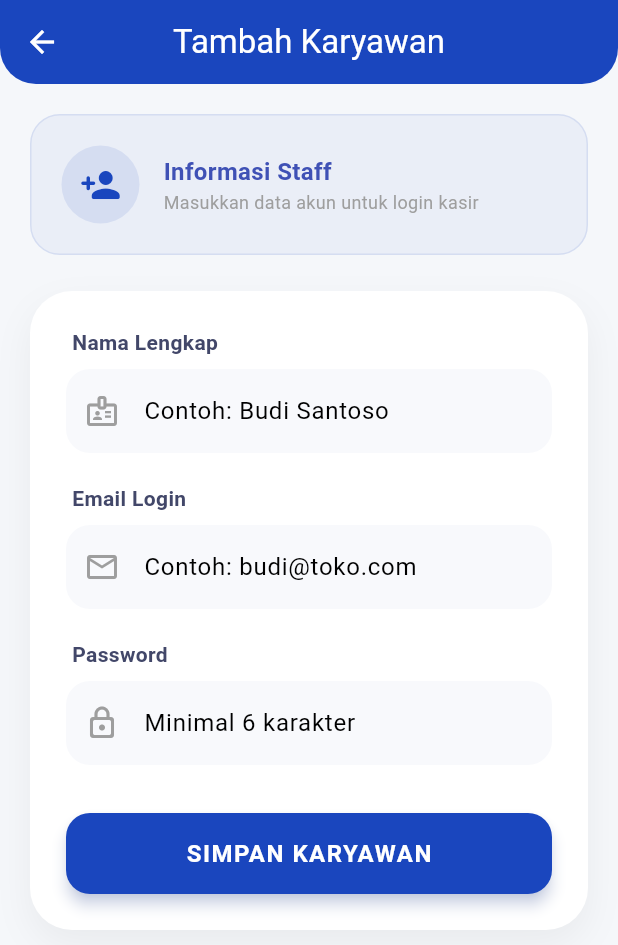
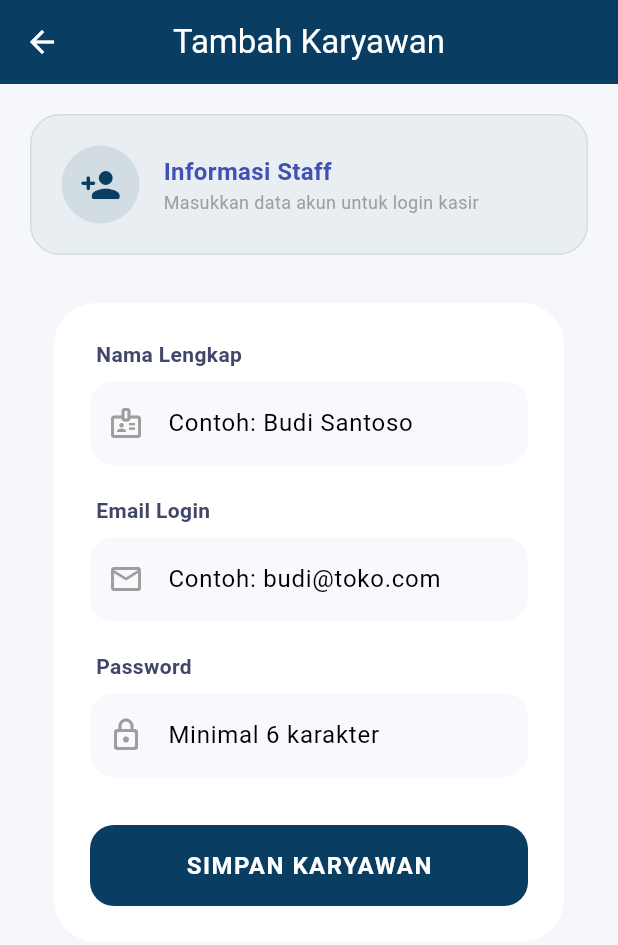
Before and after one commit to aprilianurfa/USAHAKU, a Flutter app: the AddEmployeePage screen opened directly, on a phone screen of 412 x 824 dp. Shown: the top 945 px of the screen. Run offline on Flutter 3.47's test engine with Material 3 defaults, Android fonts, the light colour scheme and no system bars; our stand-ins replace dio, fl_chart, flutter_secure_storage, image_picker; missing offline and left inert: blue_thermal_printer; accounts and stored records are empty.

Commit message:
Selesaikan merge yang tertunda

```diff
--- a/lib/config/constants.dart
+++ b/lib/config/constants.dart
@@ -1,5 +1,5 @@
 class AppConstants {
   // Ganti IP sesuai laptop kamu
-  static const String baseUrl = "http://10.58.228.216:3000/api";
-  static const String imageBaseUrl = "http://10.58.228.216:3000/";
+  static const String baseUrl = "http://192.168.1.47:3000/api";
+  static const String imageBaseUrl = "http://192.168.1.47:3000/";
 }
--- a/lib/pages/settings/add_employee_page.dart
+++ b/lib/pages/settings/add_employee_page.dart
@@ -1,5 +1,6 @@
 import 'package:flutter/material.dart';
 import '../../services/auth_service.dart';
+import '../../core/theme.dart';
 
 class AddEmployeePage extends StatefulWidget {
   const AddEmployeePage({super.key});
@@ -46,21 +47,14 @@ class _AddEmployeePageState extends State<AddEmployeePage> {
 
   @override
   Widget build(BuildContext context) {
-    // Royal Blue Theme Colors
-    const Color primaryBlue = Color(0xFF1A46BE);
-    const Color bgWhite = Color(0xFFF5F7FA);
-
     return Scaffold(
-      backgroundColor: bgWhite,
+      backgroundColor: AppTheme.backgroundColor,
       appBar: AppBar(
         title: const Text("Tambah Karyawan"),
-        backgroundColor: primaryBlue,
+        backgroundColor: AppTheme.primaryColor,
         foregroundColor: Colors.white,
         elevation: 0,
         centerTitle: true,
-        shape: const RoundedRectangleBorder(
-          borderRadius: BorderRadius.vertical(bottom: Radius.circular(24)),
-        ),
       ),
       body: SingleChildScrollView(
         padding: const EdgeInsets.all(20),
@@ -71,19 +65,19 @@ class _AddEmployeePageState extends State<AddEmployeePage> {
               width: double.infinity,
               padding: const EdgeInsets.all(20),
               decoration: BoxDecoration(
-                color: primaryBlue.withOpacity(0.05),
+                color: AppTheme.primaryColor.withOpacity(0.05),
                 borderRadius: BorderRadius.circular(20),
-                border: Border.all(color: primaryBlue.withOpacity(0.1)),
+                border: Border.all(color: AppTheme.primaryColor.withOpacity(0.1)),
               ),
               child: Row(
                 children: [
                   Container(
                     padding: const EdgeInsets.all(12),
                     decoration: BoxDecoration(
-                      color: primaryBlue.withOpacity(0.1),
+                      color: AppTheme.primaryColor.withOpacity(0.1),
                       shape: BoxShape.circle,
                     ),
-                    child: const Icon(Icons.person_add_rounded, color: primaryBlue, size: 28),
+                    child: const Icon(Icons.person_add_rounded, color: AppTheme.primaryColor, size: 28),
                   ),
                   const SizedBox(width: 16),
                   const Expanded(
@@ -107,19 +101,11 @@ class _AddEmployeePageState extends State<AddEmployeePage> {
             const SizedBox(height: 24),
 
             // Form Content
-            Container(
+            Card(
+              elevation: 0,
+              shape: RoundedRectangleBorder(borderRadius: BorderRadius.circular(28)),
+              child: Padding(
                 padding: const EdgeInsets.all(24),
-              decoration: BoxDecoration(
-                color: Colors.white,
-                borderRadius: BorderRadius.circular(28),
-                boxShadow: [
-                  BoxShadow(
-                    color: Colors.black.withOpacity(0.05),
-                    blurRadius: 20,
-                    offset: const Offset(0, 10),
-                  ),
-                ],
-              ),
                 child: Form(
                   key: _formKey,
                   child: Column(
@@ -154,11 +140,10 @@ class _AddEmployeePageState extends State<AddEmployeePage> {
                         child: ElevatedButton(
                           onPressed: _isLoading ? null : _submit,
                           style: ElevatedButton.styleFrom(
-                          backgroundColor: primaryBlue,
+                            backgroundColor: AppTheme.primaryColor,
                             foregroundColor: Colors.white,
                             shape: RoundedRectangleBorder(borderRadius: BorderRadius.circular(16)),
-                          elevation: 4,
-                          shadowColor: primaryBlue.withOpacity(0.4),
+                            elevation: 0,
                           ),
                           child: _isLoading
                             ? const SizedBox(height: 24, width: 24, child: CircularProgressIndicator(color: Colors.white, strokeWidth: 2))
@@ -166,6 +151,7 @@ class _AddEmployeePageState extends State<AddEmployeePage> {
                         ),
                       ),
                     ],
+                  ),
                 ),
               ),
             ),
@@ -201,7 +187,7 @@ class _AddEmployeePageState extends State<AddEmployeePage> {
       ),
       focusedBorder: OutlineInputBorder(
         borderRadius: BorderRadius.circular(16),
-        borderSide: const BorderSide(color: Color(0xFF1A46BE), width: 1.5),
+        borderSide: const BorderSide(color: AppTheme.primaryColor, width: 1.5),
       ),
       contentPadding: const EdgeInsets.symmetric(horizontal: 20, vertical: 16),
     );
```
Also changed, not shown: lib/models/sales_report_model.dart (added, +43 -0 lines), lib/pages/dashboard/dashboard_page.dart (+16 -6 lines), lib/pages/report/sales_report.dart (+72 -19 lines), lib/pages/report/transaction_report.dart (+75 -8 lines), lib/pages/settings/employee_list_page.dart (+42 -27 lines), lib/services/transaction_service.dart (+31 -0 lines). Lines whose indentation alone changed are shown as unchanged.
